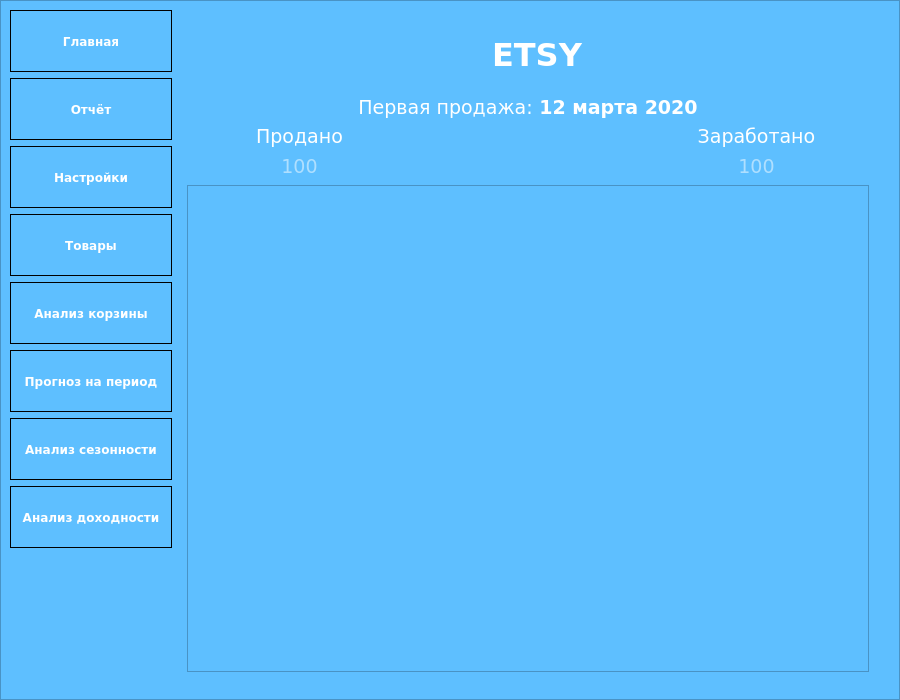
Above: design_dev.ui from miptivan/data_desktop before the change. Below: the same form after it.
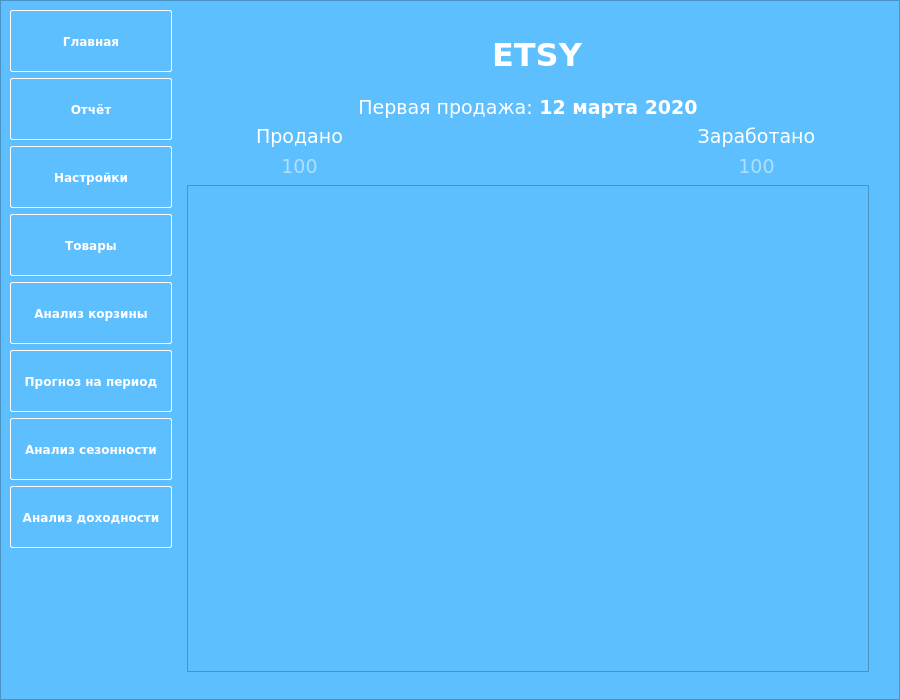
That is the form after the change. The open tabs and pages were chosen to show the change. Custom widgets are drawn as their Qt base class.

Commit message: add css in main table

The edit to the form file:
```diff
--- a/design_dev.ui
+++ b/design_dev.ui
@@ -29,21 +29,7 @@
    <string notr="true">*{
 font-family: Verdana;
 color: rgb(255, 255, 255);
-}
-QMainWindow{
-}
-QPushButton{
-background-color: #f1641e;
-color: #ffffff;
-height: 50px;
-border: 1px solid black;
-padding: 5px;
-font-weight: bold;
-}
-QPushButton:hover{
-
-}
-</string>
+}</string>
   </property>
   <widget class="QWidget" name="centralwidget">
    <widget class="QFrame" name="frame">
@@ -85,7 +71,24 @@
         <item>
          <widget class="QPushButton" name="main_page_but">
           <property name="styleSheet">
-           <string notr="true"/>
+           <string notr="true">QPushButton{
+background-color: #5ebfff;
+color: #ffffff;
+height: 50px;
+border: 1px solid white;
+border-radius: 2px;
+padding: 5px;
+font-weight: bold;
+}
+QPushButton:hover{
+background-color: #2babff;
+color: #ffffff;
+height: 50px;
+border: 1px solid white;
+border-radius: 2px;
+padding: 5px;
+font-weight: bold;
+}</string>
           </property>
           <property name="text">
            <string>Главная</string>
@@ -94,6 +97,29 @@
         </item>
         <item>
          <widget class="QPushButton" name="info_page_but">
+          <property name="cursor">
+           <cursorShape>PointingHandCursor</cursorShape>
+          </property>
+          <property name="styleSheet">
+           <string notr="true">QPushButton{
+background-color: #5ebfff;
+color: #ffffff;
+height: 50px;
+border: 1px solid white;
+border-radius: 2px;
+padding: 5px;
+font-weight: bold;
+}
+QPushButton:hover{
+background-color: #2babff;
+color: #ffffff;
+height: 50px;
+border: 1px solid white;
+border-radius: 2px;
+padding: 5px;
+font-weight: bold;
+}</string>
+          </property>
           <property name="text">
            <string>Отчёт</string>
           </property>
@@ -101,6 +127,29 @@
         </item>
         <item>
          <widget class="QPushButton" name="settings_page_but">
+          <property name="cursor">
+           <cursorShape>PointingHandCursor</cursorShape>
+          </property>
+          <property name="styleSheet">
+           <string notr="true">QPushButton{
+background-color: #5ebfff;
+color: #ffffff;
+height: 50px;
+border: 1px solid white;
+border-radius: 2px;
+padding: 5px;
+font-weight: bold;
+}
+QPushButton:hover{
+background-color: #2babff;
+color: #ffffff;
+height: 50px;
+border: 1px solid white;
+border-radius: 2px;
+padding: 5px;
+font-weight: bold;
+}</string>
+          </property>
           <property name="text">
            <string>Настройки</string>
           </property>
@@ -108,6 +157,29 @@
         </item>
         <item>
          <widget class="QPushButton" name="items_page_but">
+          <property name="cursor">
+           <cursorShape>PointingHandCursor</cursorShape>
+          </property>
+          <property name="styleSheet">
+           <string notr="true">QPushButton{
+background-color: #5ebfff;
+color: #ffffff;
+height: 50px;
+border: 1px solid white;
+border-radius: 2px;
+padding: 5px;
+font-weight: bold;
+}
+QPushButton:hover{
+background-color: #2babff;
+color: #ffffff;
+height: 50px;
+border: 1px solid white;
+border-radius: 2px;
+padding: 5px;
+font-weight: bold;
+}</string>
+          </property>
           <property name="text">
            <string>Товары</string>
           </property>
@@ -115,6 +187,29 @@
         </item>
         <item>
          <widget class="QPushButton" name="basket_but">
+          <property name="cursor">
+           <cursorShape>PointingHandCursor</cursorShape>
+          </property>
+          <property name="styleSheet">
+           <string notr="true">QPushButton{
+background-color: #5ebfff;
+color: #ffffff;
+height: 50px;
+border: 1px solid white;
+border-radius: 2px;
+padding: 5px;
+font-weight: bold;
+}
+QPushButton:hover{
+background-color: #2babff;
+color: #ffffff;
+height: 50px;
+border: 1px solid white;
+border-radius: 2px;
+padding: 5px;
+font-weight: bold;
+}</string>
+          </property>
           <property name="text">
            <string>Анализ корзины</string>
           </property>
@@ -122,6 +217,29 @@
         </item>
         <item>
          <widget class="QPushButton" name="pushButton_3">
+          <property name="cursor">
+           <cursorShape>PointingHandCursor</cursorShape>
+          </property>
+          <property name="styleSheet">
+           <string notr="true">QPushButton{
+background-color: #5ebfff;
+color: #ffffff;
+height: 50px;
+border: 1px solid white;
+border-radius: 2px;
+padding: 5px;
+font-weight: bold;
+}
+QPushButton:hover{
+background-color: #2babff;
+color: #ffffff;
+height: 50px;
+border: 1px solid white;
+border-radius: 2px;
+padding: 5px;
+font-weight: bold;
+}</string>
+          </property>
           <property name="text">
            <string>Прогноз на период</string>
           </property>
@@ -129,6 +247,29 @@
         </item>
         <item>
          <widget class="QPushButton" name="pushButton_4">
+          <property name="cursor">
+           <cursorShape>PointingHandCursor</cursorShape>
+          </property>
+          <property name="styleSheet">
+           <string notr="true">QPushButton{
+background-color: #5ebfff;
+color: #ffffff;
+height: 50px;
+border: 1px solid white;
+border-radius: 2px;
+padding: 5px;
+font-weight: bold;
+}
+QPushButton:hover{
+background-color: #2babff;
+color: #ffffff;
+height: 50px;
+border: 1px solid white;
+border-radius: 2px;
+padding: 5px;
+font-weight: bold;
+}</string>
+          </property>
           <property name="text">
            <string>Анализ сезонности</string>
           </property>
@@ -136,6 +277,29 @@
         </item>
         <item>
          <widget class="QPushButton" name="abc_analysis_but">
+          <property name="cursor">
+           <cursorShape>PointingHandCursor</cursorShape>
+          </property>
+          <property name="styleSheet">
+           <string notr="true">QPushButton{
+background-color: #5ebfff;
+color: #ffffff;
+height: 50px;
+border: 1px solid white;
+border-radius: 2px;
+padding: 5px;
+font-weight: bold;
+}
+QPushButton:hover{
+background-color: #2babff;
+color: #ffffff;
+height: 50px;
+border: 1px solid white;
+border-radius: 2px;
+padding: 5px;
+font-weight: bold;
+}</string>
+          </property>
           <property name="text">
            <string>Анализ доходности</string>
           </property>
```
Left out of the diff: 9 changed lines with no effect on the pictures.
